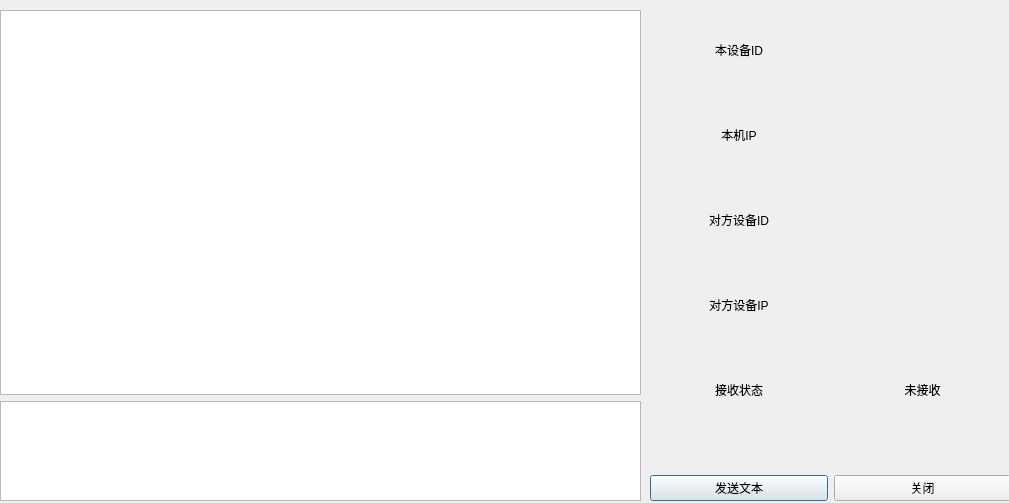
413180794/EPLRS_station, file UI/chatWindows.ui: the form before one commit.
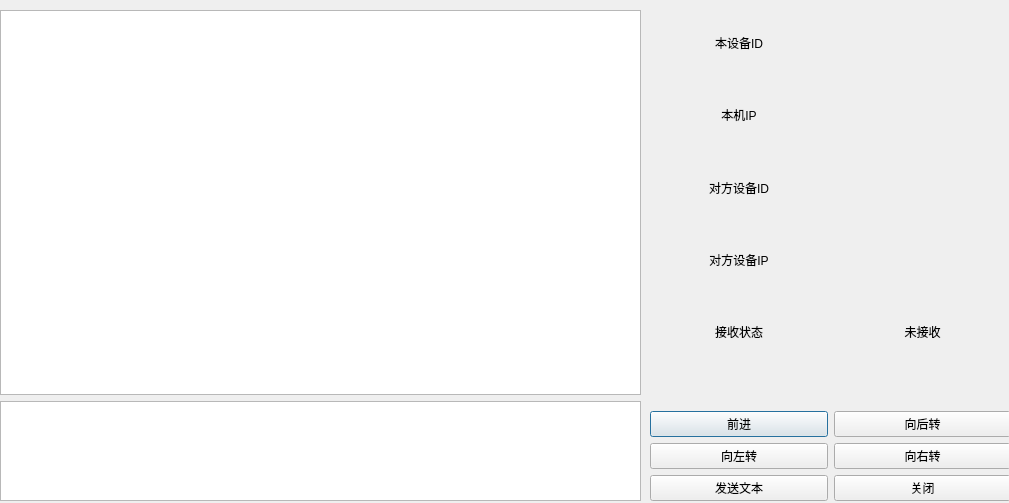
The form after the commit.

The edit to the form file:
```diff
--- a/UI/chatWindows.ui
+++ b/UI/chatWindows.ui
@@ -185,7 +185,45 @@
      </spacer>
     </item>
     <item>
-     <layout class="QHBoxLayout" name="horizontalLayout_5">
+     <layout class="QVBoxLayout" name="verticalLayout_3">
+      <item>
+       <layout class="QHBoxLayout" name="horizontalLayout_9">
+        <item>
+         <widget class="QPushButton" name="forward_order_button">
+          <property name="text">
+           <string>前进</string>
+          </property>
+         </widget>
+        </item>
+        <item>
+         <widget class="QPushButton" name="turn_about_order_button">
+          <property name="text">
+           <string>向后转</string>
+          </property>
+         </widget>
+        </item>
+       </layout>
+      </item>
+      <item>
+       <layout class="QHBoxLayout" name="horizontalLayout_8">
+        <item>
+         <widget class="QPushButton" name="turn_left_order_button">
+          <property name="text">
+           <string>向左转</string>
+          </property>
+         </widget>
+        </item>
+        <item>
+         <widget class="QPushButton" name="turn_right_order_button">
+          <property name="text">
+           <string>向右转</string>
+          </property>
+         </widget>
+        </item>
+       </layout>
+      </item>
+      <item>
+       <layout class="QHBoxLayout" name="horizontalLayout_7">
       <item>
        <widget class="QPushButton" name="send_msg_button">
         <property name="text">
@@ -199,6 +237,8 @@
          <string>关闭</string>
         </property>
        </widget>
+        </item>
+       </layout>
       </item>
      </layout>
     </item>
```
Lines whose indentation alone changed are shown as unchanged.
